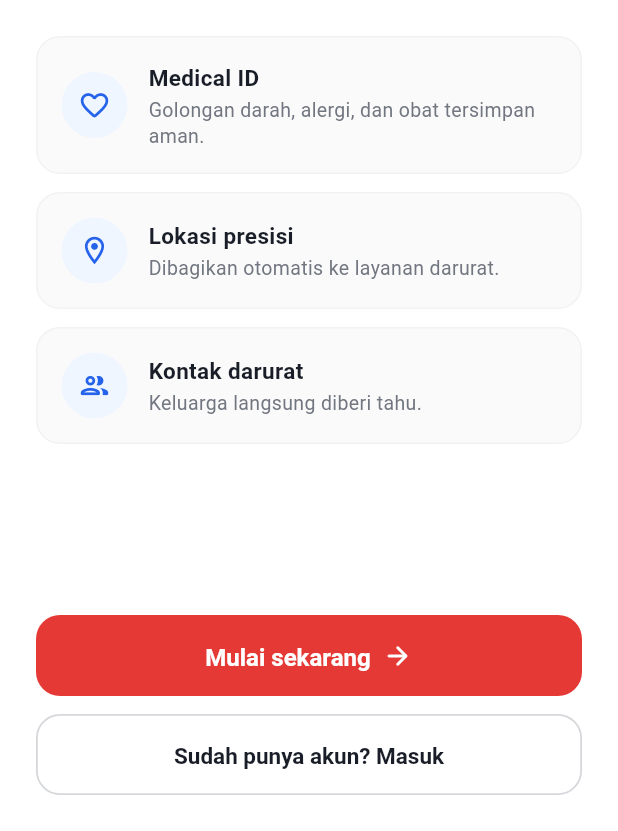
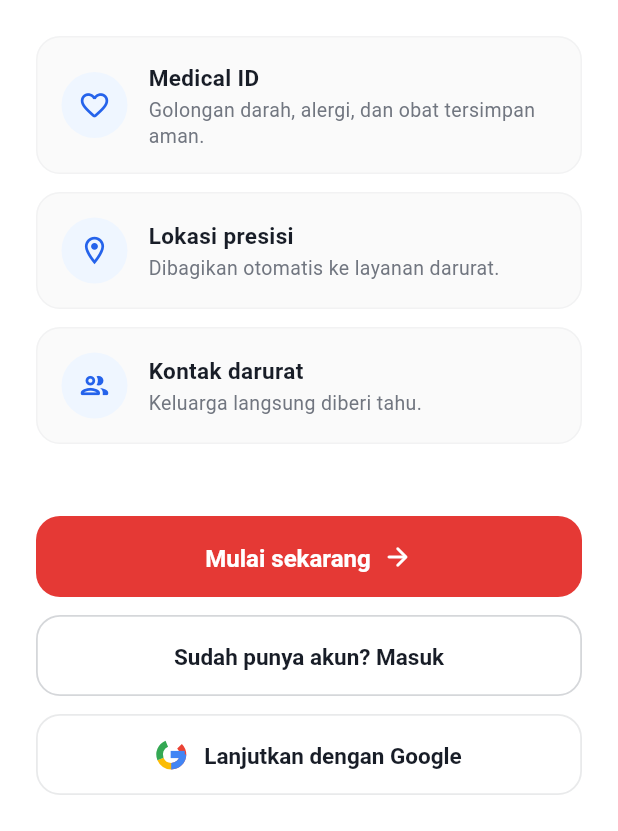
Before and after one commit to ardyandaammar-maker/vibe-coding---Lifeline, a Flutter app: the screen it shows after launch, on a phone screen of 412 x 824 dp, the part 405-1236 px from its top. Run offline on Flutter 3.47's test engine with Material 3 defaults, Android fonts, the phone set to English and light mode, and no system bars; our stand-ins replace firebase_auth, firebase_core, flutter_map, google_sign_in, latlong2, shared_preferences; accounts and stored records are empty; Roboto replaces fonts that are missing (Geist).

Commit message:
Add Google Sign In button to Welcome landing screen

```diff
--- a/lib/screens/welcome_screen.dart
+++ b/lib/screens/welcome_screen.dart
@@ -186,6 +186,40 @@ class WelcomeScreen extends StatelessWidget {
                     ),
                   ),
                   const SizedBox(height: LifelineSpacing.lg12),
+
+                  // Lanjutkan dengan Google Button
+                  OutlinedButton(
+                    onPressed: onGoSignIn,
+                    style: OutlinedButton.styleFrom(
+                      backgroundColor: tokens.bgPrimary,
+                      foregroundColor: tokens.textPrimary,
+                      minimumSize: const Size(double.infinity, 54),
+                      side: BorderSide(color: tokens.borderPrimary, width: 1.2),
+                      shape: RoundedRectangleBorder(
+                        borderRadius: BorderRadius.circular(LifelineRadius.xl2),
+                      ),
+                    ),
+                    child: Row(
+                      mainAxisAlignment: MainAxisAlignment.center,
+                      children: [
+                        SizedBox(
+                          width: 20,
+                          height: 20,
+                          child: CustomPaint(painter: GoogleLogoPainter()),
+                        ),
+                        const SizedBox(width: 12),
+                        Text(
+                          'Lanjutkan dengan Google',
+                          style: TextStyle(
+                            fontSize: 15,
+                            fontWeight: FontWeight.w600,
+                            color: tokens.textPrimary,
+                          ),
+                        ),
+                      ],
+                    ),
+                  ),
+                  const SizedBox(height: LifelineSpacing.lg12),
                 ],
               ),
             ],
@@ -194,7 +228,57 @@ class WelcomeScreen extends StatelessWidget {
       ),
     );
   }
+}
 
+class GoogleLogoPainter extends CustomPainter {
+  @override
+  void paint(Canvas canvas, Size size) {
+    final double width = size.width;
+    final double height = size.height;
+    final double strokeWidth = width * 0.22;
+    final Offset center = Offset(width / 2, height / 2);
+    final double radius = (width - strokeWidth) / 2;
+
+    final Paint redPaint = Paint()
+      ..color = const Color(0xFFEA4335)
+      ..style = PaintingStyle.stroke
+      ..strokeWidth = strokeWidth;
+
+    final Paint yellowPaint = Paint()
+      ..color = const Color(0xFFFBBC05)
+      ..style = PaintingStyle.stroke
+      ..strokeWidth = strokeWidth;
+
+    final Paint greenPaint = Paint()
+      ..color = const Color(0xFF34A853)
+      ..style = PaintingStyle.stroke
+      ..strokeWidth = strokeWidth;
+
+    final Paint bluePaint = Paint()
+      ..color = const Color(0xFF4285F4)
+      ..style = PaintingStyle.stroke
+      ..strokeWidth = strokeWidth;
+
+    final Rect rect = Rect.fromCircle(center: center, radius: radius);
+
+    canvas.drawArc(rect, -0.785, 2.356, false, redPaint);
+    canvas.drawArc(rect, 1.571, 1.178, false, yellowPaint);
+    canvas.drawArc(rect, 2.749, 1.571, false, greenPaint);
+    canvas.drawArc(rect, 0.0, 1.571, false, bluePaint);
+
+    final Paint barPaint = Paint()
+      ..color = const Color(0xFF4285F4)
+      ..style = PaintingStyle.fill;
+
+    canvas.drawRect(
+      Rect.fromLTRB(width * 0.48, height * 0.38, width * 0.95, height * 0.62),
+      barPaint,
+    );
+  }
+
+  @override
+  bool shouldRepaint(covariant CustomPainter oldDelegate) => false;
+}
   Widget _buildFeatureCard(
     BuildContext context, {
     required LifelineColors tokens,
```
